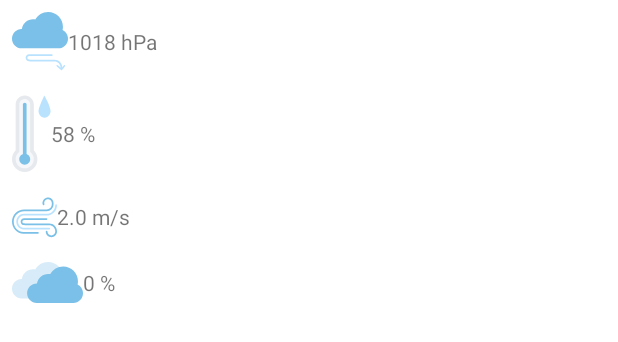
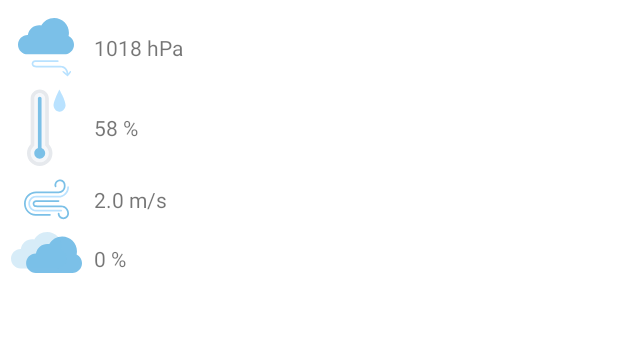
Before and after one commit to HryzhukKyrylo/testWeather, an Android app: the layout item_day.xml on its own in the app's theme, with its tools: preview values and no code run, on a phone screen of 412 x 824 dp. Shown: the top 342 px of the screen. Run offline under Robolectric (Android 15) with nearby library versions, the phone set to English and light mode, and no system bars; network calls fail.

Commit message:
change daily card

```diff
--- a/app/src/main/res/layout/item_day.xml
+++ b/app/src/main/res/layout/item_day.xml
@@ -4,54 +4,100 @@
     xmlns:tools="http://schemas.android.com/tools"
     android:layout_width="match_parent"
     android:layout_height="wrap_content"
-   >
+    android:padding="4dp">
 
+
+    <ImageView
+        android:id="@+id/imageView3"
+        android:layout_width="wrap_content"
+        android:layout_height="wrap_content"
+        android:layout_marginStart="8dp"
+        android:layout_marginTop="8dp"
+        android:contentDescription="@string/description_pressure"
+        android:src="@drawable/ic_pressure"
+        app:layout_constraintBottom_toTopOf="@+id/imageView5"
+        app:layout_constraintStart_toStartOf="parent"
+        app:layout_constraintTop_toTopOf="parent" />
+
+    <ImageView
+        android:id="@+id/imageView5"
+        android:layout_width="wrap_content"
+        android:layout_height="wrap_content"
+        android:layout_marginTop="8dp"
+        android:contentDescription="@string/description_cloudness"
+        android:src="@drawable/ic_thermometer"
+        app:layout_constraintBottom_toTopOf="@+id/imageView4"
+        app:layout_constraintEnd_toEndOf="@+id/imageView3"
+        app:layout_constraintStart_toStartOf="@+id/imageView3"
+        app:layout_constraintTop_toBottomOf="@+id/imageView3" />
+
+    <ImageView
+        android:id="@+id/imageView4"
+        android:layout_width="wrap_content"
+        android:layout_height="wrap_content"
+        android:layout_marginTop="8dp"
+        android:contentDescription="@string/description_wind"
+        android:src="@drawable/ic_wind"
+        app:layout_constraintBottom_toTopOf="@+id/imageView6"
+        app:layout_constraintEnd_toEndOf="@+id/imageView5"
+        app:layout_constraintStart_toStartOf="@+id/imageView5"
+        app:layout_constraintTop_toBottomOf="@+id/imageView5" />
+
+    <ImageView
+        android:id="@+id/imageView6"
+        android:layout_width="wrap_content"
+        android:layout_height="wrap_content"
+        android:layout_marginTop="8dp"
+        android:layout_marginBottom="8dp"
+        android:contentDescription="@string/description_cloudiness"
+        android:src="@drawable/ic_cloudiness"
+        app:layout_constraintBottom_toBottomOf="parent"
+        app:layout_constraintEnd_toEndOf="@+id/imageView4"
+        app:layout_constraintStart_toStartOf="@+id/imageView4"
+        app:layout_constraintTop_toBottomOf="@+id/imageView4" />
 
     <TextView
         android:id="@+id/twPressure"
         android:layout_width="wrap_content"
         android:layout_height="wrap_content"
-        android:layout_margin="8dp"
         android:gravity="center"
-        app:drawableStartCompat="@drawable/ic_pressure"
-        app:layout_constraintBottom_toTopOf="@+id/twHumidity"
-        app:layout_constraintStart_toStartOf="parent"
-        app:layout_constraintTop_toTopOf="parent"
+        app:layout_constraintBottom_toBottomOf="@+id/imageView3"
+        app:layout_constraintStart_toStartOf="@+id/twHumidity"
+        app:layout_constraintTop_toTopOf="@+id/imageView3"
         tools:text="1018 hPa" />
 
     <TextView
         android:id="@+id/twHumidity"
         android:layout_width="wrap_content"
         android:layout_height="wrap_content"
-        android:layout_margin="8dp"
         android:gravity="center"
-        app:drawableStartCompat="@drawable/ic_thermometer"
-        app:layout_constraintBottom_toTopOf="@+id/twWind"
-        app:layout_constraintStart_toStartOf="parent"
-        app:layout_constraintTop_toBottomOf="@+id/twPressure"
+        app:layout_constraintBottom_toBottomOf="@+id/imageView5"
+        app:layout_constraintStart_toStartOf="@+id/twWind"
+        app:layout_constraintTop_toTopOf="@+id/imageView5"
         tools:text="58 %" />
+
 
     <TextView
         android:id="@+id/twWind"
         android:layout_width="wrap_content"
         android:layout_height="wrap_content"
-        android:layout_margin="8dp"
         android:gravity="center"
-        app:drawableStartCompat="@drawable/ic_wind"
-        app:layout_constraintBottom_toTopOf="@+id/twClouds"
-        app:layout_constraintStart_toStartOf="parent"
-        app:layout_constraintTop_toBottomOf="@+id/twHumidity"
+        app:layout_constraintBottom_toBottomOf="@+id/imageView4"
+        app:layout_constraintStart_toStartOf="@+id/twClouds"
+        app:layout_constraintTop_toTopOf="@+id/imageView4"
         tools:text="2.0 m/s" />
 
     <TextView
         android:id="@+id/twClouds"
         android:layout_width="wrap_content"
         android:layout_height="wrap_content"
-        android:layout_margin="8dp"
+        android:layout_marginStart="8dp"
         android:gravity="center"
-        app:drawableStartCompat="@drawable/ic_cloudiness"
         app:layout_constraintBottom_toBottomOf="parent"
-        app:layout_constraintStart_toStartOf="parent"
-        app:layout_constraintTop_toBottomOf="@+id/twWind"
+        app:layout_constraintStart_toEndOf="@+id/imageView6"
+        app:layout_constraintTop_toTopOf="@+id/imageView6"
+        tools:ignore="MissingConstraints"
         tools:text="0 %" />
+
+
 </androidx.constraintlayout.widget.ConstraintLayout>
--- a/app/src/main/res/values/strings.xml
+++ b/app/src/main/res/values/strings.xml
@@ -12,4 +12,8 @@
     <string name="setting">НАСТРОЙКИ</string>
     <string name="city">City</string>
     <string name="start_descroption">start_image_description</string>
+    <string name="description_cloudness">Description cloudness</string>
+    <string name="description_pressure">Pressure</string>
+    <string name="description_wind">Description wind</string>
+    <string name="description_cloudiness">Description cloudiness</string>
 </resources>
```
